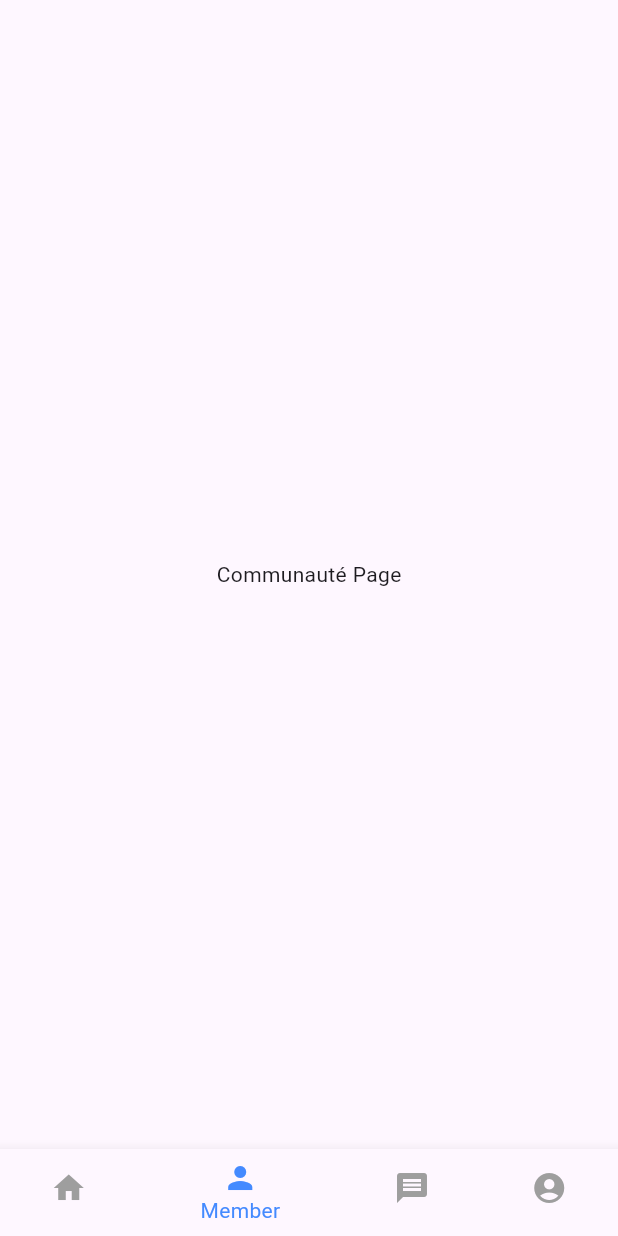
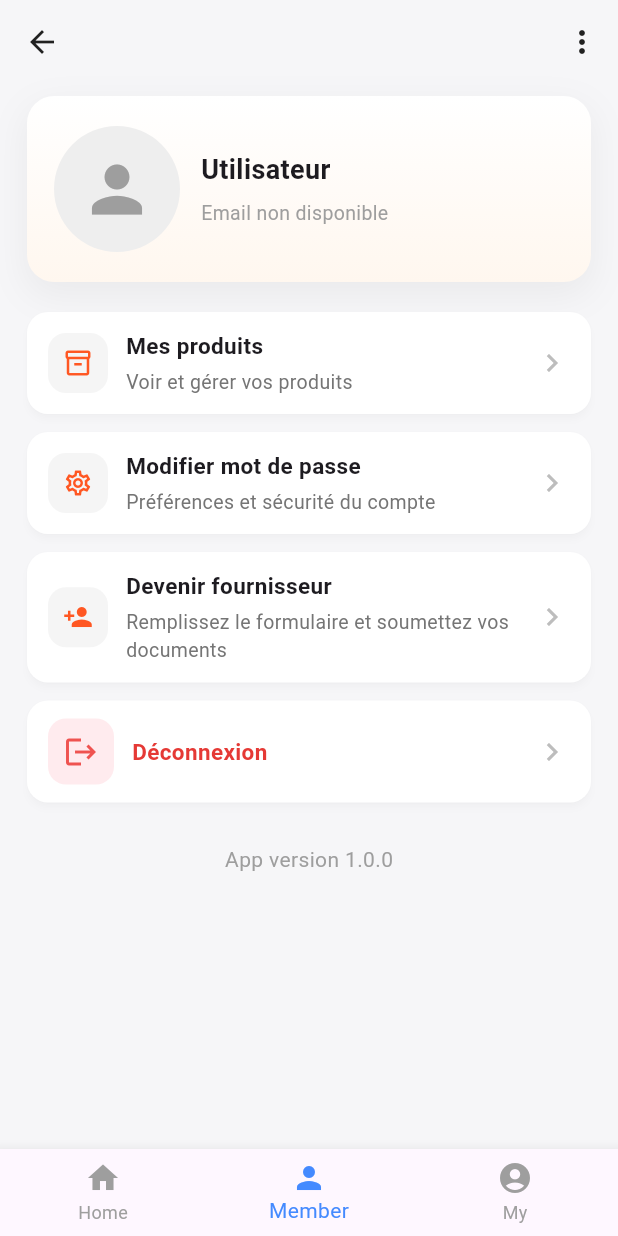
Before and after one commit to Jean-6/vegnbio-flutter-app, a Flutter app: the Dash screen opened by its route, item 3 of the bottom bar chosen, on a phone screen of 412 x 824 dp. Run offline on Flutter 3.47's test engine with Material 3 defaults, Android fonts, the phone set to English and light mode, and no system bars; our stand-ins replace flutter_secure_storage, google_fonts, logger; missing offline and left inert: flutter_carousel_slider; accounts and stored records are empty; statements that could not run were skipped.

Commit message:
main dashbord screen

```diff
--- /dev/null
+++ b/lib/presentation/screen/customer/my_screen.dart
@@ -0,0 +1,249 @@
+import 'package:flutter/material.dart';
+import '../../../core/services/credential_storage_helper.dart';
+
+class MyScreen extends StatelessWidget {
+  final String userName;
+  final String email;
+
+  const MyScreen({
+    super.key,
+    required this.userName,
+    required this.email,
+  });
+
+  Future<void> _logout(BuildContext context) async {
+    final creds = CredentialStorageHelper();
+    await creds.clearCredentials();
+    Navigator.pushReplacementNamed(context, "/login");
+  }
+
+  void _changePassword(BuildContext context) {
+    Navigator.pushNamed(context, "/change-password");
+  }
+
+  Widget _buildMenuTile({
+    required IconData icon,
+    required String title,
+    VoidCallback? onTap,
+    String? subtitle,
+    bool trailingChevron = true,
+  }) {
+    return Material(
+      color: Colors.white,
+      borderRadius: BorderRadius.circular(14),
+      elevation: 2,
+      shadowColor: Colors.black12,
+      child: InkWell(
+        borderRadius: BorderRadius.circular(14),
+        onTap: onTap,
+        child: Container(
+          padding: const EdgeInsets.symmetric(vertical: 12, horizontal: 14),
+          child: Row(
+            children: [
+              Container(
+                decoration: BoxDecoration(
+                  color: Colors.grey.shade100,
+                  borderRadius: BorderRadius.circular(12),
+                ),
+                padding: const EdgeInsets.all(10),
+                child: Icon(icon, color: Colors.deepOrange, size: 20),
+              ),
+              const SizedBox(width: 12),
+              Expanded(
+                child: Column(
+                  crossAxisAlignment: CrossAxisAlignment.start,
+                  children: [
+                    Text(title,
+                        style: const TextStyle(
+                            fontWeight: FontWeight.w600, fontSize: 15)),
+                    if (subtitle != null)
+                      const SizedBox(height: 4),
+                    if (subtitle != null)
+                      Text(subtitle,
+                          style: TextStyle(
+                              color: Colors.grey.shade600, fontSize: 13)),
+                  ],
+                ),
+              ),
+              if (trailingChevron)
+                Icon(Icons.chevron_right, color: Colors.grey.shade400)
+            ],
+          ),
+        ),
+      ),
+    );
+  }
+
+  @override
+  Widget build(BuildContext context) {
+    const avatar =
+        'https://images.unsplash.com/photo-1544005313-94ddf0286df2?w=500&q=80';
+
+    return Scaffold(
+      backgroundColor: const Color(0xFFF6F6F8),
+      appBar: AppBar(
+        backgroundColor: Colors.transparent,
+        elevation: 0,
+        leading: IconButton(
+            icon: const Icon(Icons.arrow_back, color: Colors.black87),
+            onPressed: () => Navigator.pushReplacementNamed(context, '/main-dashboard')),
+        actions: [
+          IconButton(
+              icon: const Icon(Icons.more_vert, color: Colors.black87),
+              onPressed: () {}),
+        ],
+      ),
+      body: SafeArea(
+        child: SingleChildScrollView(
+          padding: const EdgeInsets.symmetric(horizontal: 18, vertical: 8),
+          child: Column(
+            children: [
+              // 🧑🏻‍💼 Carte profil utilisateur
+              Container(
+                width: double.infinity,
+                decoration: BoxDecoration(
+                  gradient: const LinearGradient(
+                    colors: [Color(0xFFFFFFFF), Color(0xFFFFF7EF)],
+                    begin: Alignment.topCenter,
+                    end: Alignment.bottomCenter,
+                  ),
+                  borderRadius: BorderRadius.circular(18),
+                  boxShadow: [
+                    BoxShadow(
+                      color: Colors.black.withOpacity(0.05),
+                      blurRadius: 20,
+                      spreadRadius: 1,
+                      offset: const Offset(0, 8),
+                    ),
+                  ],
+                ),
+                padding:
+                const EdgeInsets.symmetric(horizontal: 18, vertical: 20),
+                child: Row(
+                  children: [
+                    // Avatar
+                    CircleAvatar(
+                      radius: 42,
+                      backgroundColor: Colors.grey.shade200,
+                      child: const Icon(
+                        Icons.person, // Icône générique
+                        size: 50,
+                        color: Colors.grey,
+                      ),
+                    ),
+                    /*CircleAvatar(
+                      radius: 42,
+                      backgroundColor: Colors.grey.shade200,
+                      backgroundImage: const NetworkImage(avatar),
+                    ),*/
+                    const SizedBox(width: 14),
+                    // Nom + Email dynamiques
+                    Expanded(
+                      child: Column(
+                        crossAxisAlignment: CrossAxisAlignment.start,
+                        children: [
+                          Text(
+                            userName.isNotEmpty ? userName : "Utilisateur",
+                            style: const TextStyle(
+                                fontSize: 18, fontWeight: FontWeight.w700),
+                          ),
+                          const SizedBox(height: 6),
+                          Text(
+                            email.isNotEmpty ? email : "Email non disponible",
+                            style: const TextStyle(
+                                color: Colors.grey, fontSize: 13),
+                          ),
+                        ],
+                      ),
+                    ),
+                  ],
+                ),
+              ),
+
+              const SizedBox(height: 20),
+
+              // ⚙️ Menu utilisateur
+              Column(
+                children: [
+                  _buildMenuTile(
+                    icon: Icons.inventory_2_outlined,
+                    title: 'Mes produits',
+                    subtitle: 'Voir et gérer vos produits',
+                    onTap: () {
+                      // Naviguer vers l’écran MesProduits
+                      Navigator.pushNamed(context, '/my-products');
+                    },
+                  ),
+                  const SizedBox(height: 12),
+                  _buildMenuTile(
+                    icon: Icons.settings_outlined,
+                    title: 'Modifier mot de passe',
+                    subtitle: 'Préférences et sécurité du compte',
+                    onTap: () => _changePassword(context),
+                  ),
+                  const SizedBox(height: 12),
+                  _buildMenuTile(
+                    icon: Icons.person_add,
+                    title: 'Devenir fournisseur',
+                    subtitle:
+                    'Remplissez le formulaire et soumettez vos documents',
+                    onTap: () {
+                      Navigator.pushNamed(context, '/become-supplier');
+                    },
+                  ),
+                  const SizedBox(height: 12),
+
+                  // 🚪 Déconnexion
+                  Material(
+                    color: Colors.white,
+                    borderRadius: BorderRadius.circular(14),
+                    elevation: 2,
+                    shadowColor: Colors.black12,
+                    child: InkWell(
+                      borderRadius: BorderRadius.circular(14),
+                      onTap: () => _logout(context),
+                      child: Container(
+                        padding: const EdgeInsets.symmetric(
+                            vertical: 12, horizontal: 14),
+                        child: Row(
+                          children: [
+                            Container(
+                              decoration: BoxDecoration(
+                                color: Colors.red.shade50,
+                                borderRadius: BorderRadius.circular(12),
+                              ),
+                              padding: const EdgeInsets.all(10),
+                              child: Icon(Icons.logout,
+                                  color: Colors.red.shade400),
+                            ),
+                            const SizedBox(width: 12),
+                            Expanded(
+                              child: Text('Déconnexion',
+                                  style: TextStyle(
+                                      fontWeight: FontWeight.w600,
+                                      color: Colors.red.shade600,
+                                      fontSize: 15)),
+                            ),
+                            Icon(Icons.chevron_right,
+                                color: Colors.grey.shade400)
+                          ],
+                        ),
+                      ),
+                    ),
+                  ),
+                ],
+              ),
+
+              const SizedBox(height: 28),
+              Text(
+                'App version 1.0.0',
+                style: TextStyle(color: Colors.grey.shade500),
+              ),
+              const SizedBox(height: 24),
+            ],
+          ),
+        ),
+      ),
+    );
+  }
+}
--- a/lib/presentation/screen/demo/dash.dart
+++ b/lib/presentation/screen/demo/dash.dart
@@ -2,18 +2,22 @@
 import 'dart:ui';
 
 import 'package:flutter/material.dart';
+import 'package:logger/logger.dart';
 import 'package:vegnbio/presentation/screen/supplier/marketplace_screen.dart';
-import 'package:vegnbio/presentation/screen/supplier/place_offer_screen.dart';
 
 import '../../../core/constants/strings.dart';
 import '../../../core/services/secure_storage_service.dart';
 
-import '../../widget/content_card.dart';
+import '../../../domain/services/event_service.dart';
+import '../../../dto/event.dart';
+import '../../widget/event_card.dart';
 import '../customer/bookings_screen.dart';
 import '../customer/canteen_screen.dart';
+import '../customer/event_details_screen.dart';
 import '../customer/events_screen.dart';
 import '../customer/menus_screen.dart';
-import '../supplier/my_supplier_screen.dart';
+import '../customer/my_screen.dart';
+import '../supplier/place_product_screen.dart';
 
 class Dash extends StatefulWidget {
   const Dash({super.key});
@@ -28,11 +32,25 @@ class _DashState extends State<Dash> {
   String? userName;
   String? email;
   List<String> roles = [];
+  List<Event> latestEvents =[];
+
+  final logger = Logger();
 
   @override
   void initState() {
     super.initState();
     _loadUserData();
+    _fetchLatestEvents();
+  }
+
+  bool _isLoading = true;
+
+  Future<void> _fetchLatestEvents() async {
+    // Exemple: récupère via ton service
+    final events = await EventService().fetchLastEvents();
+    setState(() {
+      latestEvents = events ?? [];
+    });
   }
 
   Future<void> _loadUserData() async {
@@ -44,7 +62,10 @@ class _DashState extends State<Dash> {
       userName = storedName;
       email = storedEmail;
       roles = storedRoles ?? [];
+      _isLoading = false;
     });
+    logger.d("Username récupérés depuis le stockage : $userName");
+    logger.d("Roles récupérés depuis le stockage : $roles");
   }
 
 
@@ -52,13 +73,119 @@ class _DashState extends State<Dash> {
   bool get isCustomer => roles.contains("CUSTOMER");
 
 
+  /**/
+
+  /*Widget _buildSquareTile({
+    required IconData icon,
+    required String title,
+    String? subtitle,
+    bool trailingChevron = true,
+  }) {
+    return Material(
+      color: Colors.white,
+      borderRadius: BorderRadius.circular(14),
+      elevation: 2,
+      shadowColor: Colors.black12,
+      child: InkWell(
+        borderRadius: BorderRadius.circular(14),
+        onTap: () {
+          // Navigation vers MarketplaceScreen
+          Navigator.push(
+            context,
+            MaterialPageRoute(builder: (_) => MarketplaceScreen()),
+          );
+        },
+        child: Container(
+          padding: const EdgeInsets.symmetric(vertical: 12, horizontal: 14),
+          child: Column(
+            mainAxisAlignment: MainAxisAlignment.center,
+            children: [
+              Container(
+                decoration: BoxDecoration(
+                  color: Colors.grey.shade100,
+                  borderRadius: BorderRadius.circular(12),
+                ),
+                padding: const EdgeInsets.all(10),
+                child: Icon(icon, color: Colors.deepOrange, size: 28),
+              ),
+              const SizedBox(height: 12),
+              Text(
+                title,
+                textAlign: TextAlign.center,
+                style: const TextStyle(
+                  fontWeight: FontWeight.w600,
+                  fontSize: 16,
+                ),
+              ),
+              if (subtitle != null)
+                Text(
+                  subtitle,
+                  textAlign: TextAlign.center,
+                  style: TextStyle(color: Colors.grey.shade600, fontSize: 14),
+                ),
+            ],
+          ),
+        ),
+      ),
+    );
+  }*/
+  Widget _buildSquareTile({
+    required IconData icon,
+    required String title,
+    String? subtitle,
+    bool trailingChevron = true,
+    VoidCallback? onTap, // <-- callback pour action personnalisée
+  }) {
+    return Material(
+      color: Colors.white,
+      borderRadius: BorderRadius.circular(14),
+      elevation: 2,
+      shadowColor: Colors.black12,
+      child: InkWell(
+        borderRadius: BorderRadius.circular(14),
+        onTap: onTap, // <-- onTap personnalisé ici
+        child: Container(
+          padding: const EdgeInsets.symmetric(vertical: 12, horizontal: 14),
+          child: Column(
+            mainAxisAlignment: MainAxisAlignment.center,
+            children: [
+              Container(
+                decoration: BoxDecoration(
+                  color: Colors.grey.shade100,
+                  borderRadius: BorderRadius.circular(12),
+                ),
+                padding: const EdgeInsets.all(10),
+                child: Icon(icon, color: Colors.deepOrange, size: 28),
+              ),
+              const SizedBox(height: 12),
+              Text(
+                title,
+                textAlign: TextAlign.center,
+                style: const TextStyle(
+                  fontWeight: FontWeight.w600,
+                  fontSize: 16,
+                ),
+              ),
+              if (subtitle != null)
+                Text(
+                  subtitle,
+                  textAlign: TextAlign.center,
+                  style: TextStyle(color: Colors.grey.shade600, fontSize: 14),
+                ),
+            ],
+          ),
+        ),
+      ),
+    );
+  }
+
   @override
   Widget build(BuildContext context) {
     final List<Widget> _pages = [
       _buildHomePage(),
       const Center(child: Text("Member Page")),
-      const Center(child: Text("Communauté Page")),
-      MySupplierScreen(userName: userName ?? '', email: email ?? ''),
+      //const Center(child: Text("Communauté Page")),
+      MyScreen(userName: userName ?? '', email: email ?? ''),
     ];
     return Scaffold(
       body: _pages[_currentIndex],
@@ -74,21 +201,17 @@ class _DashState extends State<Dash> {
         items: const [
           BottomNavigationBarItem(icon: Icon(Icons.home), label: "Home"),
           BottomNavigationBarItem(icon: Icon(Icons.person), label: "Member"),
-          BottomNavigationBarItem(icon: Icon(Icons.message), label: "Messages"),
+          //BottomNavigationBarItem(icon: Icon(Icons.message), label: "Messages"),
           BottomNavigationBarItem(icon: Icon(Icons.account_circle), label: "My"),
-          /*
-          BottomNavigationBarItem(icon: Icon(Icons.home), label: "Home"),
-          //BottomNavigationBarItem(icon: Icon(Icons.person), label: "Member"),
-          BottomNavigationBarItem(icon: Icon(Icons.add), label: ""),
-          BottomNavigationBarItem(icon: Icon(Icons.people), label: "Communauté"),
-          BottomNavigationBarItem(icon: Icon(Icons.account_circle), label: "My"),
-           */
         ],
       ),
     );
   }
 
   Widget _buildHomePage() {
+    if (_isLoading) {
+      return const Center(child: CircularProgressIndicator());
+    }
     return SafeArea(
       child: ListView(
         padding: const EdgeInsets.all(16),
@@ -129,51 +252,52 @@ class _DashState extends State<Dash> {
             ),
           ),
           const SizedBox(height: 20),
-          Row(
-            mainAxisAlignment: MainAxisAlignment.spaceAround,
+          Wrap(
+            spacing: 16, // espace horizontal entre les icônes
+            runSpacing: 16, // espace vertical entre les lignes
+            alignment: WrapAlignment.center,
             children: [
 
-              if(isSupplier)...[
-                _iconBox(Icons.upload_file, "Deposer une offre",(){
-                  Navigator.push(
-                    context,
-                    MaterialPageRoute(builder: (_) => PlaceOfferScreen()),
-                  );
-                }),
-                _iconBox(Icons.store, "Marché", (){
+              if (roles.contains("SUPPLIER") || roles.contains("CUSTOMER")) ...[
+                _iconBox(Icons.store, "Market", () {
                   Navigator.push(
                     context,
                     MaterialPageRoute(builder: (_) => MarketplaceScreen()),
                   );
                 }),
-                _iconBox(Icons.history, "Transactions", (){
-
-                }),
-                _iconBox(Icons.bar_chart, "Stats", (){
-                }),
 
               ],
+              if (roles.contains("SUPPLIER")) ...[
+                _iconBox(Icons.upload_file, "Deposer une offre", () { //Icons.upload_outlined
+                  Navigator.push(
+                    context,
+                    MaterialPageRoute(builder: (_) => PlaceProductScreen()),
+                  );
+                }),
+               // _iconBox(Icons.history, "Transactions", () {}),
+               // _iconBox(Icons.bar_chart, "Stats", () {}),
+              ],
+              if (isCustomer) ...[
 
-              if(isCustomer)...[
-                _iconBox(Icons.restaurant, "Restaurants", () {
+                _iconBox(Icons.storefront_outlined, "Restaurants", () {//Icons.storefront_outlined Icons.restaurant
                   Navigator.push(
                     context,
                     MaterialPageRoute(builder: (_) => const CanteenScreen()),
                   );
                 }),
-                _iconBox(Icons.menu_book, "Mes réservations", () {
+                _iconBox(Icons.calendar_today, "Mes réservations", () {
                   Navigator.push(
                     context,
                     MaterialPageRoute(builder: (_) => const BookingsScreen()),
                   );
                 }),
-                _iconBox(Icons.category, "Menus", () {
+                _iconBox(Icons.restaurant_menu, "Menus", () {
                   Navigator.push(
                     context,
                     MaterialPageRoute(builder: (_) => const MenusScreen()),
                   );
                 }),
-                _iconBox(Icons.card_giftcard, "Événements", () {
+                _iconBox(Icons.event, "Événements", () { //Icons.card_giftcard
                   Navigator.push(
                     context,
                     MaterialPageRoute(builder: (_) => const EventsScreen()),
@@ -182,22 +306,45 @@ class _DashState extends State<Dash> {
               ],
             ],
           ),
+
           const SizedBox(height: 30),
-          const Text("Newest",
-              style: TextStyle(fontSize: 20, fontWeight: FontWeight.bold)),
+          const Text(
+            "Nouveautés",
+            style: TextStyle(fontSize: 20, fontWeight: FontWeight.bold),
+          ),
           const SizedBox(height: 16),
-          ContentCard(
-              title: "Notre Dame de Paris",
-              desc: "You can try to write a letter to yourself in the future.",
-              rating: "4.9",
-              imagePath: 'assets/images/logo.png',
-              onTap: () {}),
-          ContentCard(
-              title: "Notre Dame de Paris",
-              desc: "You can try to write a letter to yourself in the future.",
-              rating: "4.9",
-              imagePath: 'assets/images/logo.png',
-              onTap: () {}),
+
+// Section événements
+          if (_isLoading)
+            const Center(child: CircularProgressIndicator())
+          else if (latestEvents.isEmpty)
+            const Center(child: Text("Aucun événement récent trouvé"))
+          else
+            ListView.builder(
+              shrinkWrap: true, // Important pour ListView dans un SingleChildScrollView ou ListView
+              physics: const NeverScrollableScrollPhysics(), // pour éviter conflit de scroll
+              itemCount: latestEvents.length,
+              itemBuilder: (context, index) {
+                final event = latestEvents[index];
+                return Padding(
+                  padding: const EdgeInsets.only(bottom: 8),
+                  child: EventCard(
+                    event: event,
+                    onTap: () {
+                      Navigator.push(
+                        context,
+                        MaterialPageRoute(
+                          builder: (_) => EventDetailScreen(event: event),
+                        ),
+                      );
+                    },
+                  ),
+                );
+              },
+            ),
+
+
+
         ],
       ),
     );
```
